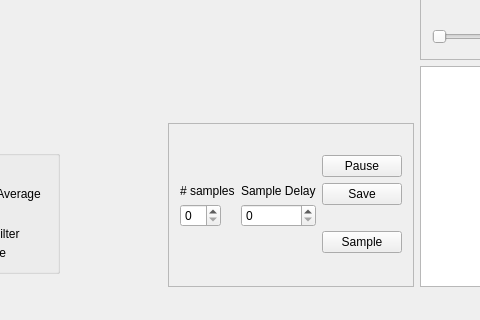
First picture: the form in Software/makeProfile/makeProfile/mainwindow.ui, repository UCCS-Robotics/animated-archer, before the edit; both pictures show x 96 to 576 and y 408 to 728 of the 837 by 728 pixel window.
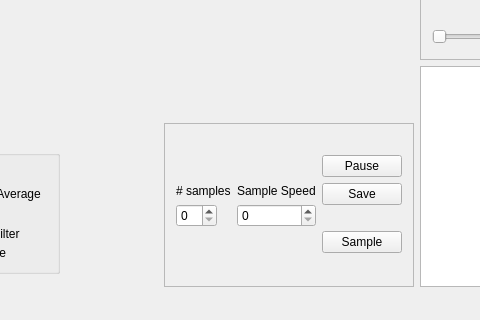
Second picture: the form after the edit. Custom widgets are drawn as their Qt base class.

Commit message: Added sample feature.

The edit to the form file:
```diff
--- a/Software/makeProfile/makeProfile/mainwindow.ui
+++ b/Software/makeProfile/makeProfile/mainwindow.ui
@@ -69,7 +69,7 @@
                  <item row="0" column="1">
                   <widget class="QLabel" name="label_2">
                    <property name="text">
-                    <string>Sample Delay</string>
+                    <string>Sample Speed</string>
                    </property>
                   </widget>
                  </item>
```
The commit also changes 2 other files.
